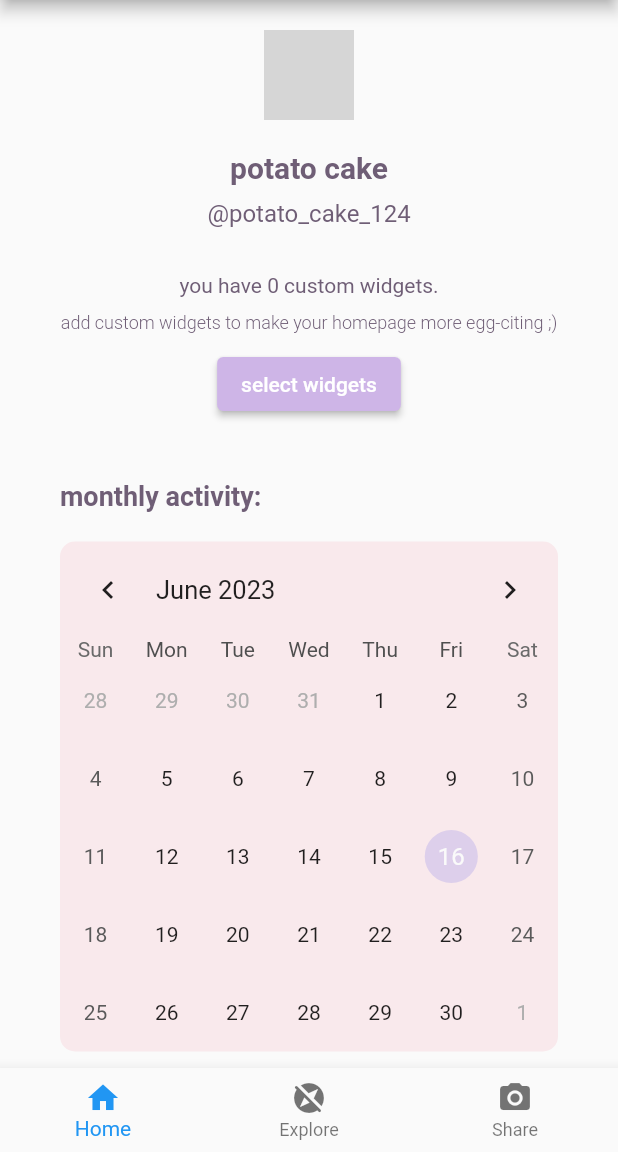
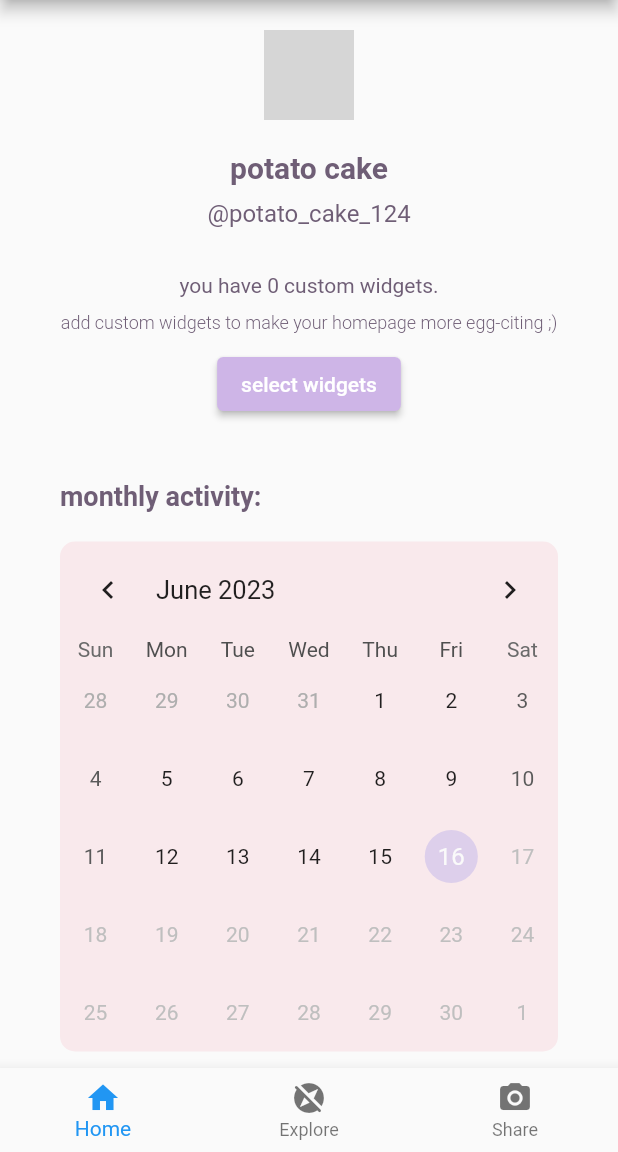
Before and after one commit to Zami-Lee/wrApped, a Flutter app: the screen it shows after launch, on a phone screen of 412 x 824 dp, the part 84-1236 px from its top. Run offline on Flutter 3.47's test engine with Material 2 defaults, Android fonts, the light colour scheme and no system bars; drawn by our look-alikes of table_calendar; grey boxes are pictures that could not be loaded.

Commit message:
fixed datetime

```diff
--- a/lib/custom_widgets/calendar_widget.dart
+++ b/lib/custom_widgets/calendar_widget.dart
@@ -172,8 +172,8 @@
                     // CalendarFormat.week: 'Week',
                   },
                   focusedDay: _focusedDay,
-                  firstDay: DateTime.utc(2023, 1, 1),
-                  lastDay: DateTime.utc(2023, 12, 31),
+                  firstDay: DateTime.utc(2022, 1, 1),
+                  lastDay: DateTime.now(),
                   selectedDayPredicate: (day) {
                     return isSameDay(_selectedDay, day);
                   },
```
